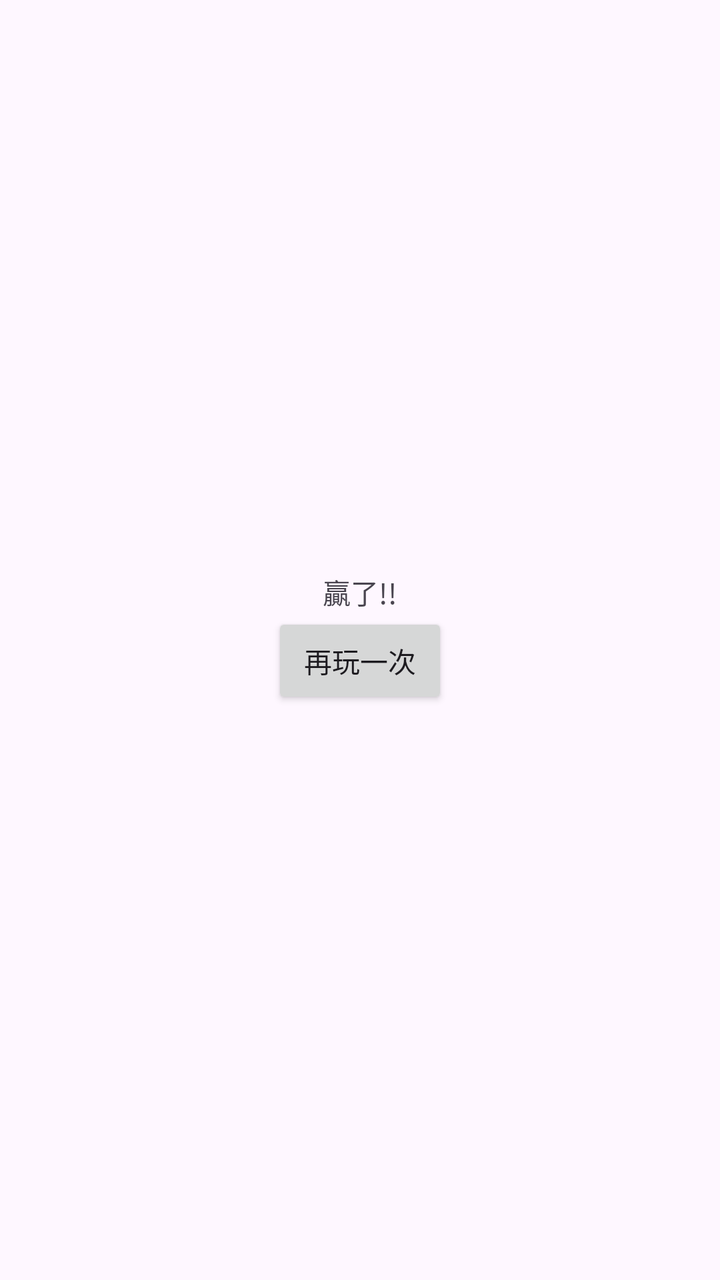
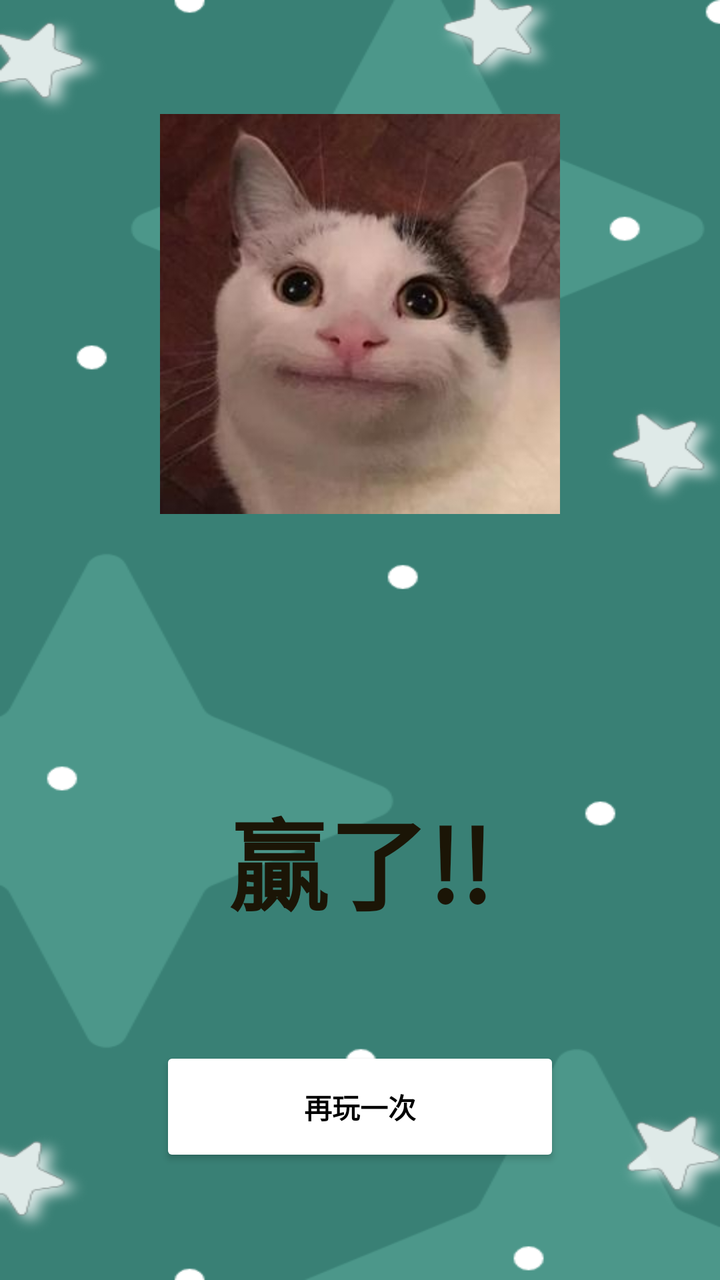

The first picture is an Android layout as it rendered before a commit; the second is the same layout after the commit. The layout source and the unified diff follow.
<!-- AndroidManifest.xml: application theme Theme.Bingo_V2 -->
<!-- res/layout/activity_win.xml -->
<?xml version="1.0" encoding="utf-8"?>
<androidx.constraintlayout.widget.ConstraintLayout xmlns:android="http://schemas.android.com/apk/res/android"
    xmlns:app="http://schemas.android.com/apk/res-auto"
    xmlns:tools="http://schemas.android.com/tools"
    android:id="@+id/main"
    android:layout_width="match_parent"
    android:layout_height="match_parent"
    android:padding="24dp"
    tools:context=".WinActivity">

    <androidx.constraintlayout.widget.ConstraintLayout
        android:id="@+id/layout1"
        android:layout_width="wrap_content"
        android:layout_height="wrap_content"
        app:layout_constraintStart_toStartOf="parent"
        app:layout_constraintEnd_toEndOf="parent"
        app:layout_constraintTop_toTopOf="parent"
        app:layout_constraintBottom_toBottomOf="parent">

        <TextView
            android:id="@+id/winText"
            android:layout_width="wrap_content"
            android:layout_height="wrap_content"
            android:text="@string/win_text"
            app:layout_constraintStart_toStartOf="parent"
            app:layout_constraintEnd_toEndOf="parent"
            app:layout_constraintTop_toTopOf="parent"/>

        <Button
            android:layout_width="wrap_content"
            android:layout_height="wrap_content"
            android:text="@string/play_again"
            app:layout_constraintStart_toStartOf="parent"
            app:layout_constraintEnd_toEndOf="parent"
            app:layout_constraintTop_toBottomOf="@id/winText"/>

    </androidx.constraintlayout.widget.ConstraintLayout>

</androidx.constraintlayout.widget.ConstraintLayout>
<!-- resources referenced by this layout -->
<resources>
  <string name="play_again">再玩一次</string>
  <string name="win_text">贏了!!</string>
  <style name="Theme.Bingo_V2" parent="Base.Theme.Bingo_V2" />
  <style name="Base.Theme.Bingo_V2" parent="Theme.Material3.DayNight.NoActionBar">
          
          
      </style>
</resources>

<!-- the commit's change to res/layout/activity_win.xml (unified diff, before → after) -->
@@ -5,35 +5,48 @@
     android:id="@+id/main"
     android:layout_width="match_parent"
     android:layout_height="match_parent"
-    android:padding="24dp"
+    android:background="@drawable/star"
     tools:context=".WinActivity">
 
-    <androidx.constraintlayout.widget.ConstraintLayout
-        android:id="@+id/layout1"
+    <ImageView
+        android:id="@+id/winImage"
+        android:layout_width="200dp"
+        android:layout_height="200dp"
+        android:src="@drawable/cat"
+        android:scaleType="centerCrop"
+        android:contentDescription="@string/input_select"
+        app:layout_constraintStart_toStartOf="parent"
+        app:layout_constraintTop_toTopOf="parent"
+        app:layout_constraintEnd_toEndOf="parent"
+        app:layout_constraintBottom_toTopOf="@id/winText" />
+
+    <TextView
+        android:id="@+id/winText"
         android:layout_width="wrap_content"
         android:layout_height="wrap_content"
+        android:text="@string/win_text"
+        android:textColor="#1b1506"
+        android:textSize="50sp"
+        android:textStyle="bold"
+        android:layout_marginTop="80dp"
         app:layout_constraintStart_toStartOf="parent"
         app:layout_constraintEnd_toEndOf="parent"
-        app:layout_constraintTop_toTopOf="parent"
-        app:layout_constraintBottom_toBottomOf="parent">
+        app:layout_constraintTop_toBottomOf="@id/winImage"
+        app:layout_constraintBottom_toTopOf="@id/playAgainBtn"/>
 
-        <TextView
-            android:id="@+id/winText"
-            android:layout_width="wrap_content"
-            android:layout_height="wrap_content"
-            android:text="@string/win_text"
-            app:layout_constraintStart_toStartOf="parent"
-            app:layout_constraintEnd_toEndOf="parent"
-            app:layout_constraintTop_toTopOf="parent"/>
+    <Button
+        android:id="@+id/playAgainBtn"
+        android:layout_width="200dp"
+        android:layout_height="60dp"
+        android:text="@string/play_again"
+        android:textStyle="bold"
+        android:textColor="@android:color/black"
+        app:backgroundTint="@android:color/white"
+        app:cornerRadius="50dp"
+        app:layout_constraintStart_toStartOf="parent"
+        app:layout_constraintEnd_toEndOf="parent"
+        app:layout_constraintTop_toBottomOf="@id/winText"
+        app:layout_constraintBottom_toBottomOf="parent"/>
 
-        <Button
-            android:layout_width="wrap_content"
-            android:layout_height="wrap_content"
-            android:text="@string/play_again"
-            app:layout_constraintStart_toStartOf="parent"
-            app:layout_constraintEnd_toEndOf="parent"
-            app:layout_constraintTop_toBottomOf="@id/winText"/>
-
-    </androidx.constraintlayout.widget.ConstraintLayout>
 
 </androidx.constraintlayout.widget.ConstraintLayout>
<!-- resource entries referenced after the edit -->
@@ -1,5 +1,8 @@
 <!-- resources referenced by this layout -->
 <resources>
+  <!-- drawable cat: jpg bitmap (drawable, 12282 bytes) -->
+  <!-- drawable star: png bitmap (drawable, 44713 bytes) -->
+  <string name="input_select">輸入模式</string>
   <string name="play_again">再玩一次</string>
   <string name="win_text">贏了!!</string>
   <style name="Theme.Bingo_V2" parent="Base.Theme.Bingo_V2" />
